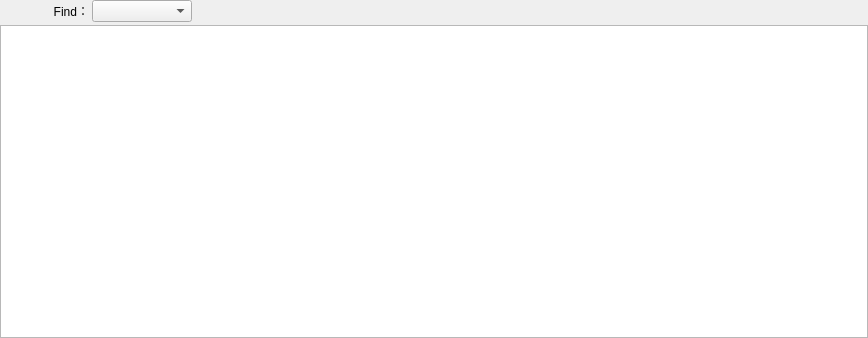
Before: the Qt Designer form Ui/FormCustomer.ui in golden7602/zion, drawn with Qt 5.
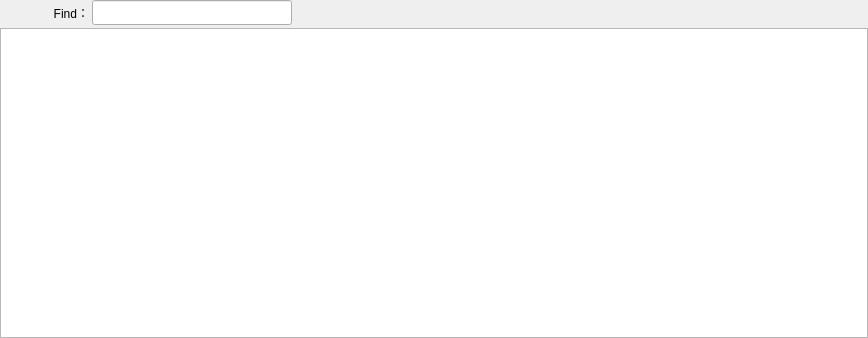
After: the same form once the commit is applied.

```diff
--- a/Ui/FormCustomer.ui
+++ b/Ui/FormCustomer.ui
@@ -86,18 +86,18 @@
       </widget>
      </item>
      <item>
-      <widget class="QComboBox" name="comboBox">
+      <widget class="QLineEdit" name="lineEdit">
        <property name="minimumSize">
         <size>
-         <width>100</width>
-         <height>0</height>
+         <width>0</width>
+         <height>25</height>
         </size>
        </property>
-       <property name="toolTip">
-        <string extracomment="请输入客户名称中任意包含的关键字"/>
-       </property>
-       <property name="modelColumn">
-        <number>0</number>
+       <property name="maximumSize">
+        <size>
+         <width>200</width>
+         <height>25</height>
+        </size>
        </property>
       </widget>
      </item>
```
Left out of the diff: 6 changed lines with no effect on the pictures.
